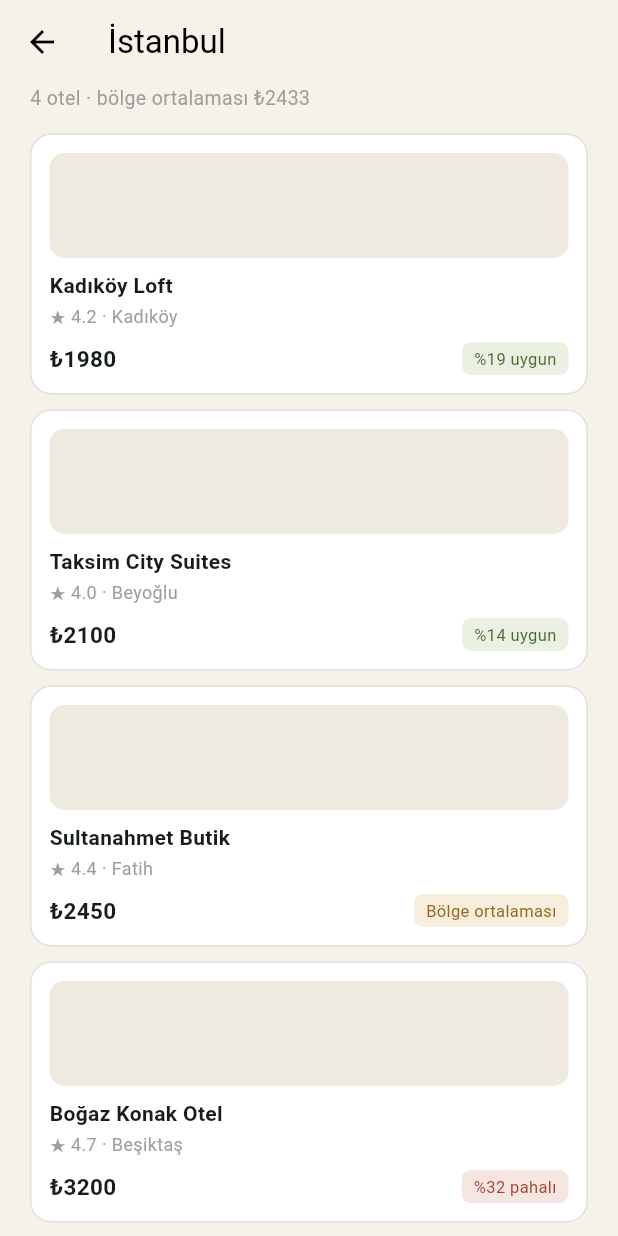
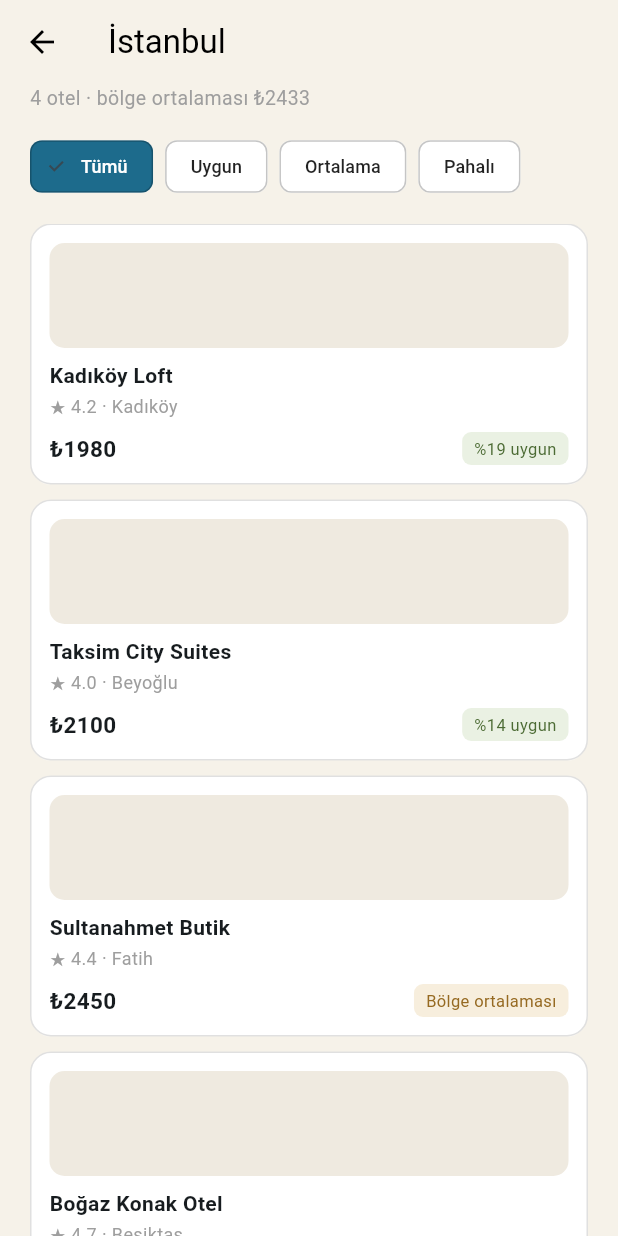
Before and after one commit to oktayalkm91-blip/otel-bul, a Flutter app: the screen it shows after launch, after a tap on "İstanbul", on a phone screen of 412 x 824 dp. Run offline on Flutter 3.47's test engine with Material 3 defaults, Android fonts, the phone set to English and light mode, and no system bars.

Commit message:
Fiyat filtresi eklendi

```diff
--- a/lib/main.dart
+++ b/lib/main.dart
@@ -55,14 +55,16 @@ final Map<String, List<Hotel>> hotelsByCity = {
   ],
 };
 
-({String label, Color bg, Color fg}) priceStatus(int price, double avg) {
+enum PriceTier { hepsi, uygun, ortalama, pahali }
+
+({String label, Color bg, Color fg, PriceTier tier}) priceStatus(int price, double avg) {
   final diff = ((price - avg) / avg) * 100;
   if (diff <= -10) {
-    return (label: '%${(-diff).round()} uygun', bg: const Color(0xFFEAF1E3), fg: const Color(0xFF4C6B34));
+    return (label: '%${(-diff).round()} uygun', bg: const Color(0xFFEAF1E3), fg: const Color(0xFF4C6B34), tier: PriceTier.uygun);
   } else if (diff >= 10) {
-    return (label: '%${diff.round()} pahalı', bg: const Color(0xFFF6E6E1), fg: const Color(0xFFA6432D));
+    return (label: '%${diff.round()} pahalı', bg: const Color(0xFFF6E6E1), fg: const Color(0xFFA6432D), tier: PriceTier.pahali);
   }
-  return (label: 'Bölge ortalaması', bg: const Color(0xFFF7EEDD), fg: const Color(0xFF966A22));
+  return (label: 'Bölge ortalaması', bg: const Color(0xFFF7EEDD), fg: const Color(0xFF966A22), tier: PriceTier.ortalama);
 }
 
 // ---------- EKRAN 1: Arama ----------
@@ -115,22 +117,49 @@ class SearchScreen extends StatelessWidget {
   }
 }
 
-// ---------- EKRAN 2: Sonuç listesi ----------
+// ---------- EKRAN 2: Sonuç listesi (filtre eklendi) ----------
 
-class ListScreen extends StatelessWidget {
+class ListScreen extends StatefulWidget {
   final String city;
   const ListScreen({super.key, required this.city});
 
   @override
+  State<ListScreen> createState() => _ListScreenState();
+}
+
+class _ListScreenState extends State<ListScreen> {
+  PriceTier selectedTier = PriceTier.hepsi;
+
+  @override
   Widget build(BuildContext context) {
-    final hotels = List<Hotel>.from(hotelsByCity[city]!)..sort((a, b) => a.price.compareTo(b.price));
-    final avg = hotels.map((h) => h.price).reduce((a, b) => a + b) / hotels.length;
+    final allHotels = List<Hotel>.from(hotelsByCity[widget.city]!)..sort((a, b) => a.price.compareTo(b.price));
+    final avg = allHotels.map((h) => h.price).reduce((a, b) => a + b) / allHotels.length;
+
+    final hotels = selectedTier == PriceTier.hepsi
+        ? allHotels
+        : allHotels.where((h) => priceStatus(h.price, avg).tier == selectedTier).toList();
+
+    Widget chip(String label, PriceTier tier) {
+      final selected = selectedTier == tier;
+      return Padding(
+        padding: const EdgeInsets.only(right: 8),
+        child: ChoiceChip(
+          label: Text(label),
+          selected: selected,
+          onSelected: (_) => setState(() => selectedTier = tier),
+          selectedColor: const Color(0xFF1D6B8C),
+          labelStyle: TextStyle(color: selected ? Colors.white : Colors.black87, fontSize: 12),
+          backgroundColor: Colors.white,
+          side: const BorderSide(color: Colors.black12),
+        ),
+      );
+    }
 
     return Scaffold(
       appBar: AppBar(
         backgroundColor: const Color(0xFFF6F2E9),
         elevation: 0,
-        title: Text(city, style: const TextStyle(color: Colors.black)),
+        title: Text(widget.city, style: const TextStyle(color: Colors.black)),
         iconTheme: const IconThemeData(color: Colors.black),
       ),
       body: Padding(
@@ -138,11 +167,25 @@ class ListScreen extends StatelessWidget {
         child: Column(
           crossAxisAlignment: CrossAxisAlignment.start,
           children: [
-            Text('${hotels.length} otel · bölge ortalaması ₺${avg.round()}',
+            Text('${allHotels.length} otel · bölge ortalaması ₺${avg.round()}',
                 style: const TextStyle(color: Colors.grey, fontSize: 13)),
+            const SizedBox(height: 12),
+            SingleChildScrollView(
+              scrollDirection: Axis.horizontal,
+              child: Row(
+                children: [
+                  chip('Tümü', PriceTier.hepsi),
+                  chip('Uygun', PriceTier.uygun),
+                  chip('Ortalama', PriceTier.ortalama),
+                  chip('Pahalı', PriceTier.pahali),
+                ],
+              ),
+            ),
             const SizedBox(height: 14),
             Expanded(
-              child: ListView.separated(
+              child: hotels.isEmpty
+                  ? const Center(child: Text('Bu filtrede otel yok', style: TextStyle(color: Colors.grey)))
+                  : ListView.separated(
                       itemCount: hotels.length,
                       separatorBuilder: (_, __) => const SizedBox(height: 10),
                       itemBuilder: (context, index) {
@@ -152,7 +195,7 @@ class ListScreen extends StatelessWidget {
                         return InkWell(
                           borderRadius: BorderRadius.circular(14),
                           onTap: () => Navigator.of(context).push(
-                      MaterialPageRoute(builder: (_) => DetailScreen(city: city, hotel: hotel, hotels: hotels)),
+                            MaterialPageRoute(builder: (_) => DetailScreen(city: widget.city, hotel: hotel, hotels: allHotels)),
                           ),
                           child: Container(
                             padding: const EdgeInsets.all(12),
```
Lines whose indentation alone changed are shown as unchanged.
